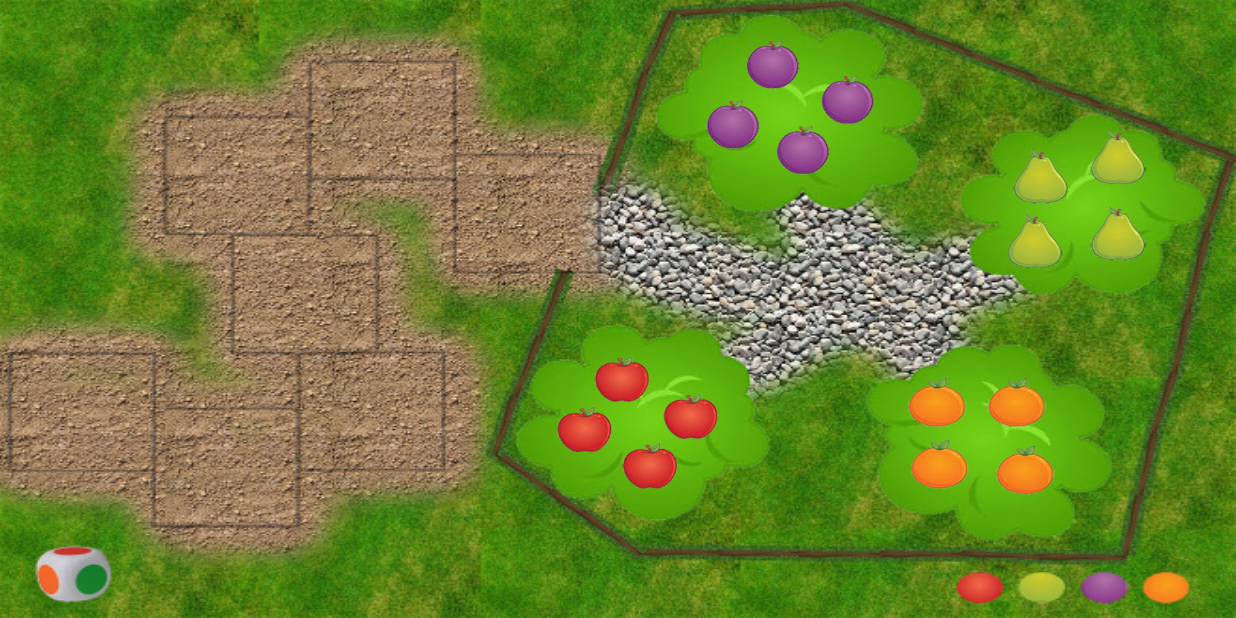
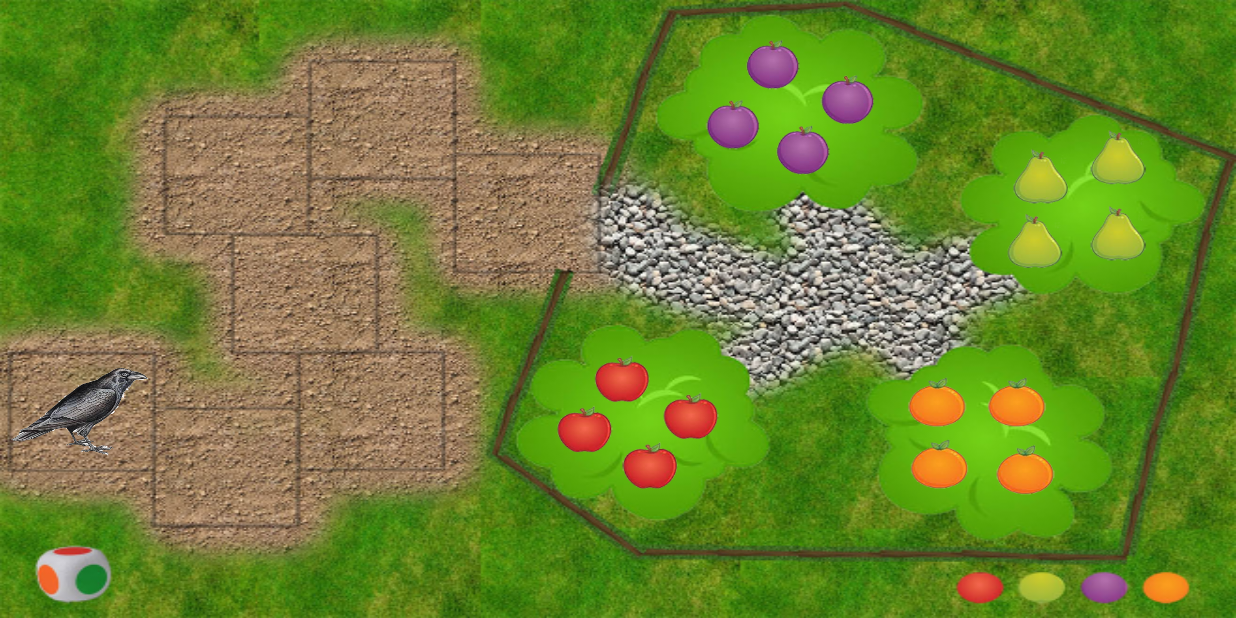
Before and after one commit to Oziris-34/Corbeau, an Android app: the GameActivity screen opened directly, with no data from a screen before it, on a phone screen of 824 x 412 dp (held sideways). Run offline under Robolectric (Android 15) with nearby library versions, the phone set to English and light mode, and no system bars.

Commit message:
added corback image

```diff
--- a/app/src/main/java/com/example/a34011_73_01/corbeau_project/GameThread.java
+++ b/app/src/main/java/com/example/a34011_73_01/corbeau_project/GameThread.java
@@ -48,7 +48,12 @@ public class GameThread extends Thread {
             if(newTime >= TIME_RESOLUTION) {
                 Log.d("GameThread", "Game updated!");
 
-                game.doTurn();
+                if(game.getCurrentPlayer() == game.getHumanPlayerID()) {
+                    game.doTurn();
+                }
+                else {
+                    game.doTurn();
+                }
 
                 activity.get().runOnUiThread(new Runnable() {
                     @Override
--- a/app/src/main/res/layout/activity_game.xml
+++ b/app/src/main/res/layout/activity_game.xml
@@ -44,6 +44,13 @@
             android:src="@drawable/orange4"/>
 
         <ImageView
+            android:id="@+id/raven"
+            android:scaleType="fitXY"
+            android:layout_width="wrap_content"
+            android:layout_height="wrap_content"
+            android:src="@drawable/corbeau_depart"/>
+
+        <ImageView
             android:id="@+id/harvestFruit"
             android:scaleType="fitXY"
             android:layout_width="wrap_content"
```
Also changed, not shown: app/src/main/java/com/example/a34011_73_01/corbeau_project/GameActivity.java (+34 -0 lines).
